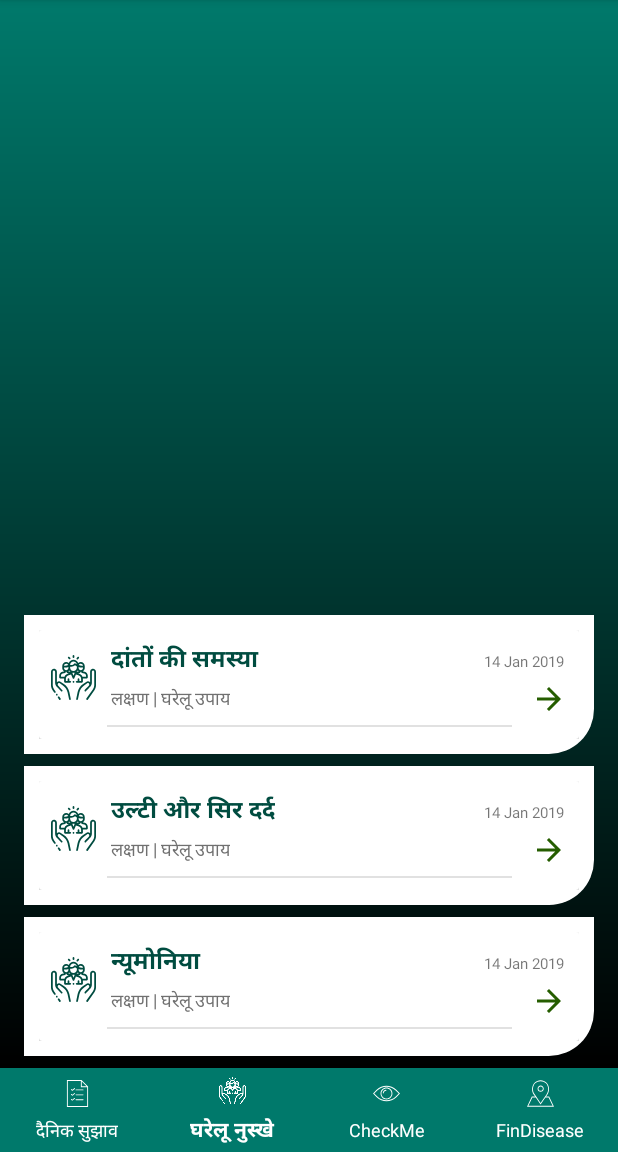
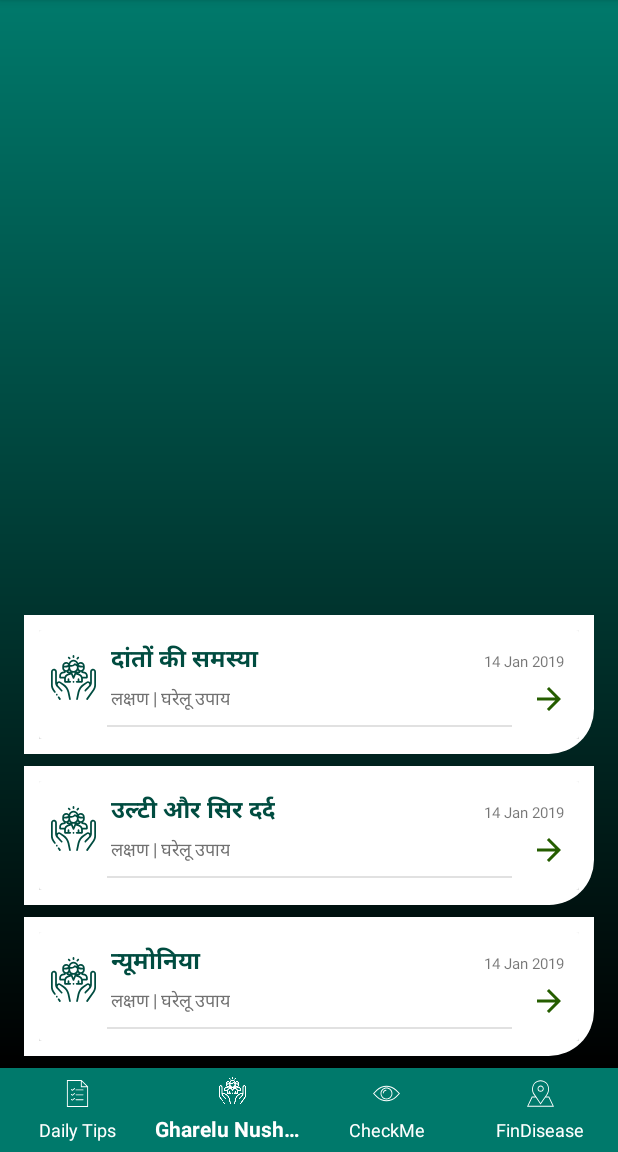
Before and after one commit to Skill-Class/Swasthya, an Android app: the HomeScreenActivity screen opened directly, with no data from a screen before it, item 2 of the bottom bar chosen, scrolled down 310 dp, on a phone screen of 412 x 824 dp, the part 84-1236 px from its top. Run offline under Robolectric (Android 15) with nearby library versions, the phone set to English and light mode, and no system bars; Roboto replaces fonts that are not available here.

```diff
--- a/app/src/main/res/menu/bottom_nevigation_menu.xml
+++ b/app/src/main/res/menu/bottom_nevigation_menu.xml
@@ -4,7 +4,7 @@
 
     <item
         android:id="@+id/near_me"
-        android:title="दैनिक सुझाव"
+        android:title="Daily Tips"
         android:icon="@drawable/ic_list"
         android:iconTint="#fff"
         android:color="#fff"
@@ -12,7 +12,7 @@
         />
     <item
         android:id="@+id/explore"
-        android:title="घरेलू नुस्खे"
+        android:title="Gharelu Nushkhe"
         android:iconTint="#fff"
         android:color="#fff"
         android:icon="@drawable/ic_social_care"
```
Also changed, not shown: app/src/main/java/com/example/sheetalkumar/swasthya/Fragment/DailyTipsFragment.java (+0 -8 lines).
